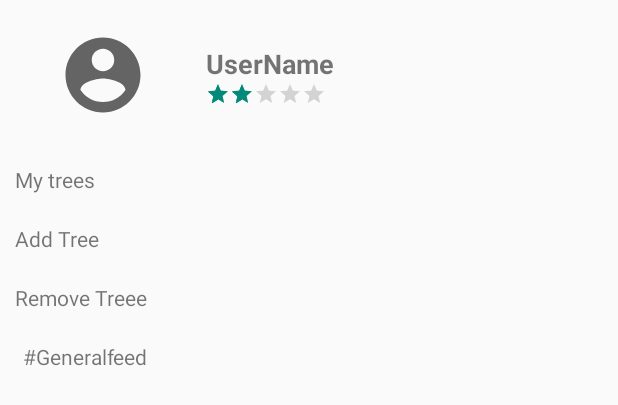
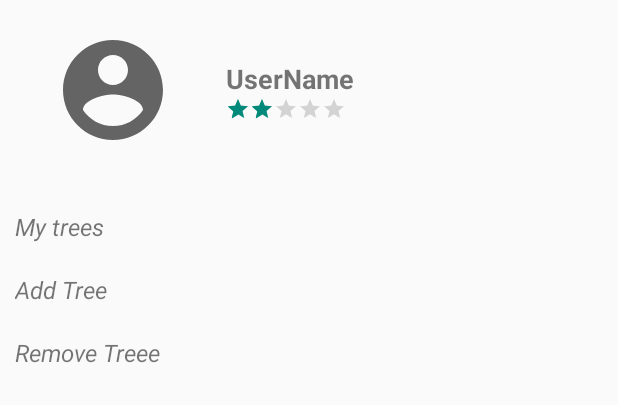
Before and after one commit to SwethaRajakumar2001/GreenHearts, an Android app: the layout profile.xml on its own in the app's theme, with its tools: preview values and no code run, on a phone screen of 412 x 824 dp. Shown: the top 405 px of the screen. Run offline under Robolectric (Android 15) with nearby library versions, the phone set to English and light mode, and no system bars.

Commit message:
The Profile

```diff
--- a/app/src/main/res/layout/demo.xml
+++ b/app/src/main/res/layout/profile.xml
@@ -1,19 +1,20 @@
 <?xml version="1.0" encoding="utf-8"?>
-<RelativeLayout
+<LinearLayout
     xmlns:android="http://schemas.android.com/apk/res/android" android:layout_width="match_parent"
-    android:layout_height="match_parent">
+    android:layout_height="match_parent"
+    android:orientation="vertical">
     <LinearLayout
         android:layout_width="match_parent"
         android:layout_height="wrap_content"
         android:orientation="horizontal"
-
+        android:layout_marginTop="10dp"
         android:id = "@+id/first">
         <ImageView
             android:layout_width="0dp"
             android:layout_height="80dp"
             android:layout_weight="1"
             android:id="@+id/profileimg"
-            android:paddingTop="20dp"
+            android:layout_margin="10dp"
             android:src = "@drawable/ic_baseline_account_circle_24">
         </ImageView>
         <LinearLayout
@@ -38,20 +39,6 @@
                 style="?android:ratingBarStyleSmall"></RatingBar>
         </LinearLayout>
     </LinearLayout>
-    <LinearLayout
-        android:layout_width="match_parent"
-        android:layout_height="wrap_content"
-        android:orientation="vertical"
-        android:layout_below="@id/third"
-        android:paddingTop="10dp"
-        android:id="@+id/second"
-        android:paddingLeft="15dp">
-        <TextView
-            android:layout_width="match_parent"
-            android:layout_height="wrap_content"
-            android:text="#Generalfeed"></TextView>
-
-    </LinearLayout>
 <LinearLayout
     android:layout_width="match_parent"
     android:layout_height="wrap_content"
@@ -71,18 +58,30 @@
         android:layout_width="match_parent"
         android:layout_height="wrap_content"
         android:text="My trees"
-        android:padding="10dp"></TextView>
+        android:layout_margin="10dp"
+        android:textSize="16sp"
+        android:textStyle="italic"></TextView>
     </LinearLayout>
     <TextView
         android:layout_width="match_parent"
         android:layout_height="wrap_content"
         android:text="Add Tree"
-        android:padding="10dp"></TextView>
+        android:layout_margin="10dp"
+        android:textSize="16sp"
+        android:textStyle="italic"></TextView>
     <TextView
         android:layout_width="match_parent"
         android:layout_height="wrap_content"
         android:text="Remove Treee"
-        android:padding="10dp"></TextView>
+        android:layout_margin="10dp"
+        android:textSize="16sp"
+        android:textStyle="italic"></TextView>
 
 </LinearLayout>
-</RelativeLayout>
+    <androidx.recyclerview.widget.RecyclerView
+        android:id="@+id/yourpost"
+        android:layout_width="match_parent"
+        android:layout_height="wrap_content"
+        android:layout_marginLeft="10dp"
+        android:layout_marginTop="10dp"/>
+</LinearLayout>
```
